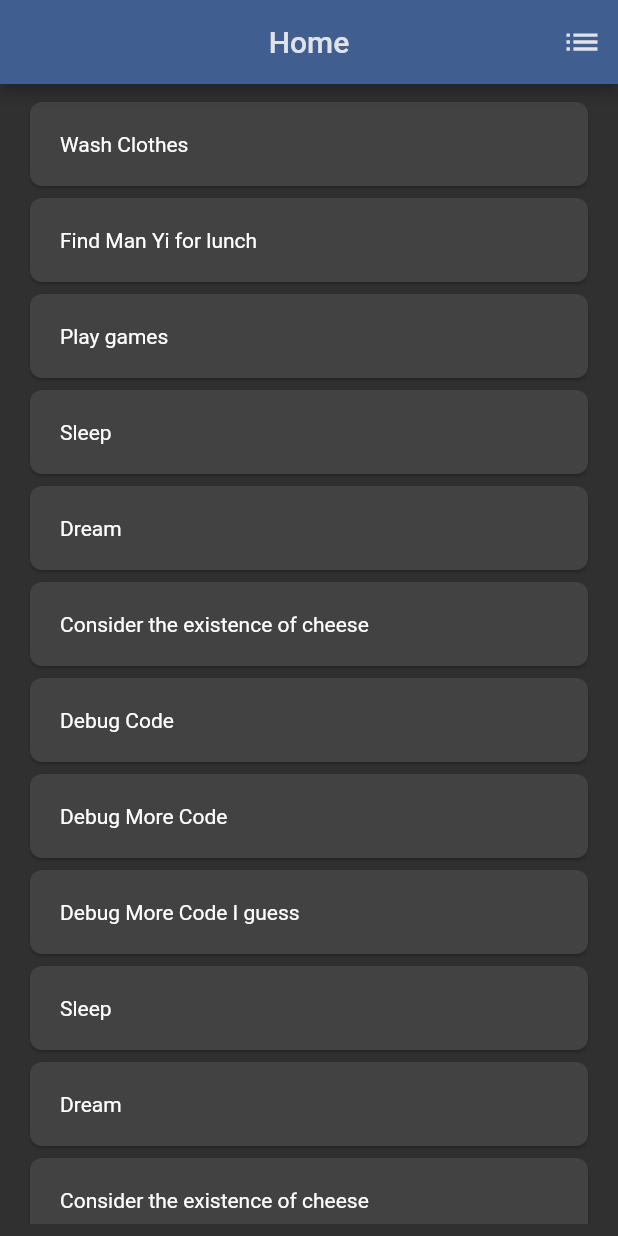
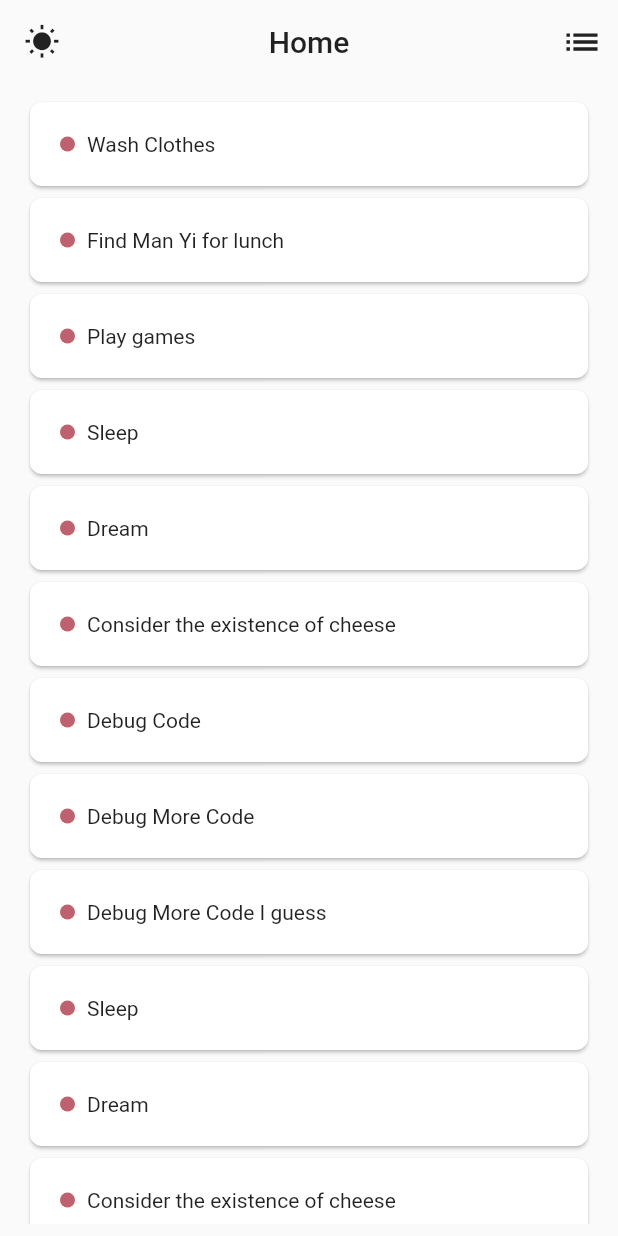
Before and after one commit to DanWlker/last_done, a Flutter app: the screen it shows after launch, on a phone screen of 412 x 824 dp. Run offline on Flutter 3.47's test engine with Material 2 defaults, Android fonts, the phone set to English and light mode, and no system bars; drawn by our look-alikes of flutter_animate; our stand-ins replace flutter_riverpod, riverpod_annotation; missing offline and left inert: reorderable_grid; generated files the repository leaves out were written again.

Commit message:
Progress
- Added theme switching
- Added card design

```diff
--- a/lib/home/home_page.dart
+++ b/lib/home/home_page.dart
@@ -5,6 +5,9 @@ import 'package:last_done/home/model/home_page_display_mode_model.dart';
 import 'package:last_done/home/model/last_done_item_list_model.dart';
 import 'package:last_done/home/widget/home_page_display_mode_button.dart';
 import 'package:flutter_animate/flutter_animate.dart';
+import 'package:last_done/last_done_card/last_done_card_grid_variant.dart';
+import 'package:last_done/last_done_card/last_done_card_list_variant.dart';
+import 'package:last_done/theme/theme_change_button.dart';
 import 'package:reorderable_grid/reorderable_grid.dart';
 
 class HomePage extends ConsumerWidget {
@@ -14,9 +17,12 @@ class HomePage extends ConsumerWidget {
   Widget build(BuildContext context, WidgetRef ref) {
     return Scaffold(
       appBar: AppBar(
-        backgroundColor: Theme.of(context).colorScheme.inversePrimary,
+        backgroundColor: Theme.of(context).canvasColor,
+        foregroundColor: Theme.of(context).textTheme.bodyMedium?.color,
         title: const Text('Home'),
         centerTitle: true,
+        elevation: 0,
+        leading: const ThemeChangeButton(),
         actions: const [HomePageDisplayModeButton()],
       ),
       body: Padding(
@@ -27,27 +33,19 @@ class HomePage extends ConsumerWidget {
                 physics: const BouncingScrollPhysics(),
                 itemCount: ref.watch(lastDoneItemListProvider).length,
                 proxyDecorator: (child, index, animation) {
-                  return child.animate().scaleXY(end: 1.05).shake(
-                        rotation: 0.03,
-                        delay: const Duration(milliseconds: 300),
-                      );
+                  return Container(
+                    child: child.animate().scaleXY(end: 1.05).shake(
+                          rotation: 0.03,
+                          delay: const Duration(milliseconds: 300),
+                        ),
+                  );
                 },
                 itemBuilder: (context, index) {
                   return Container(
                     key: ValueKey('reorderable$index'),
-                    child: Card(
-                            shape: RoundedRectangleBorder(
-                              borderRadius: BorderRadius.circular(8),
-                            ),
-                            child: InkWell(
-                              onTap: () {},
-                              child: Padding(
-                                padding: const EdgeInsets.all(20.0),
-                                child: Text(ref
-                                    .watch(lastDoneItemListProvider)[index]
-                                    .title),
-                              ),
-                            ))
+                    child: LastDoneCardListVariant(
+                      item: ref.watch(lastDoneItemListProvider)[index],
+                    )
                         .animate(
                           delay: Duration(milliseconds: index * 40),
                         )
@@ -72,7 +70,18 @@ class HomePage extends ConsumerWidget {
               )
             : ReorderableGridView.builder(
                 proxyDecorator: (child, index, animation) {
-                  return child.animate().scaleXY(end: 1.1).shake(
+                  return Container(
+                    decoration: BoxDecoration(
+                      borderRadius: BorderRadius.circular(8),
+                      border: Border.all(
+                        color: ref
+                            .watch(lastDoneItemListProvider)[index]
+                            .indicatorColor,
+                        width: 2,
+                      ),
+                    ),
+                    child: child,
+                  ).animate().scaleXY(end: 1.1).shake(
                         rotation: 0.03,
                         delay: const Duration(milliseconds: 300),
                       );
@@ -80,17 +89,15 @@ class HomePage extends ConsumerWidget {
                 physics: const BouncingScrollPhysics(),
                 itemCount: ref.watch(lastDoneItemListProvider).length,
                 gridDelegate: const SliverGridDelegateWithFixedCrossAxisCount(
+                  mainAxisSpacing: 8,
+                  crossAxisSpacing: 8,
                   crossAxisCount: 3,
                 ),
                 itemBuilder: (context, index) {
                   return Container(
                     key: ValueKey('reorderable$index'),
-                    child: Card(
-                      shape: RoundedRectangleBorder(
-                        borderRadius: BorderRadius.circular(8),
-                      ),
-                      child: Text(
-                          ref.watch(lastDoneItemListProvider)[index].title),
+                    child: LastDoneCardGridVariant(
+                      item: ref.watch(lastDoneItemListProvider)[index],
                     )
                         .animate(
                           delay: Duration(milliseconds: index * 20),
--- a/lib/home/model/last_done_item_list_model.dart
+++ b/lib/home/model/last_done_item_list_model.dart
@@ -1,4 +1,4 @@
-import 'package:last_done/home/entity/last_done_item.dart';
+import 'package:last_done/last_done_card/entity/last_done_item.dart';
 import 'package:riverpod_annotation/riverpod_annotation.dart';
 
 part 'last_done_item_list_model.g.dart';
--- /dev/null
+++ b/lib/last_done_card/entity/last_done_item.dart
@@ -0,0 +1,13 @@
+import 'package:flutter/material.dart';
+
+class LastDoneItem {
+  String id;
+  String title;
+  Color indicatorColor;
+
+  LastDoneItem({
+    required this.id,
+    required this.title,
+    this.indicatorColor = const Color.fromARGB(255, 191, 97, 110),
+  });
+}
--- /dev/null
+++ b/lib/last_done_card/last_done_card_list_variant.dart
@@ -0,0 +1,46 @@
+import 'package:flutter/material.dart';
+import 'package:flutter_riverpod/flutter_riverpod.dart';
+import 'package:last_done/last_done_card/entity/last_done_item.dart';
+
+class LastDoneCardListVariant extends ConsumerWidget {
+  final LastDoneItem item;
+  final VoidCallback? onTap;
+
+  const LastDoneCardListVariant({
+    super.key,
+    required this.item,
+    this.onTap,
+  });
+
+  @override
+  Widget build(BuildContext context, WidgetRef ref) {
+    return Card(
+      shape: RoundedRectangleBorder(
+        borderRadius: BorderRadius.circular(8),
+      ),
+      clipBehavior: Clip.hardEdge,
+      child: InkWell(
+        onTap: () {},
+        child: Padding(
+          padding: const EdgeInsets.all(20.0),
+          child: Row(
+            children: [
+              Container(
+                height: 10,
+                width: 10,
+                decoration: BoxDecoration(
+                  shape: BoxShape.circle,
+                  color: item.indicatorColor,
+                ),
+              ),
+              const SizedBox(width: 8),
+              Text(
+                item.title,
+              ),
+            ],
+          ),
+        ),
+      ),
+    );
+  }
+}
--- a/lib/main.dart
+++ b/lib/main.dart
@@ -1,23 +1,21 @@
 import 'package:flutter/material.dart';
 import 'package:flutter_riverpod/flutter_riverpod.dart';
 import 'package:last_done/home/home_page.dart';
+import 'package:last_done/theme/model/theme_model.dart';
 
 void main() {
   runApp(const ProviderScope(child: MyApp()));
 }
 
-class MyApp extends StatelessWidget {
+class MyApp extends ConsumerWidget {
   const MyApp({super.key});
 
   @override
-  Widget build(BuildContext context) {
+  Widget build(BuildContext context, WidgetRef ref) {
     return MaterialApp(
       title: 'Last Done',
       theme: ThemeData(
-        colorScheme: ColorScheme.fromSeed(
-          seedColor: const Color.fromARGB(255, 46, 52, 64),
-          brightness: Brightness.dark,
-        ),
+        brightness: ref.watch(themeBrightnessProvider),
       ),
       home: const HomePage(),
     );
--- /dev/null
+++ b/lib/theme/theme_change_button.dart
@@ -0,0 +1,21 @@
+import 'package:flutter/material.dart';
+import 'package:flutter_riverpod/flutter_riverpod.dart';
+import 'package:last_done/theme/model/theme_model.dart';
+
+class ThemeChangeButton extends ConsumerWidget {
+  const ThemeChangeButton({super.key});
+
+  @override
+  Widget build(BuildContext context, WidgetRef ref) {
+    return IconButton(
+      onPressed: () {
+        ref.read(themeBrightnessProvider.notifier).switchTheme();
+      },
+      icon: Icon(
+        Theme.of(context).brightness == Brightness.dark
+            ? Icons.brightness_2
+            : Icons.wb_sunny,
+      ),
+    );
+  }
+}
```
Also changed, not shown: lib/home/entity/last_done_item.dart (deleted, +0 -9 lines), lib/last_done_card/last_done_card_grid_variant.dart (added, +50 -0 lines), lib/theme/model/theme_model.dart (added, +16 -0 lines), lib/theme/model/theme_model.g.dart (added).
